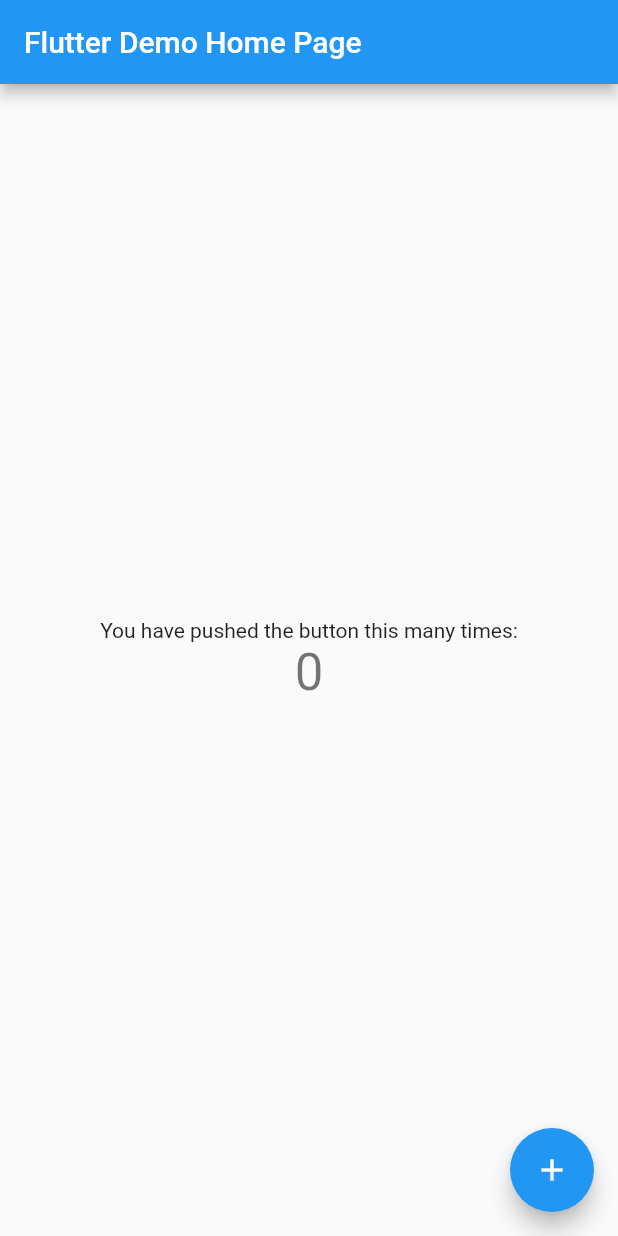
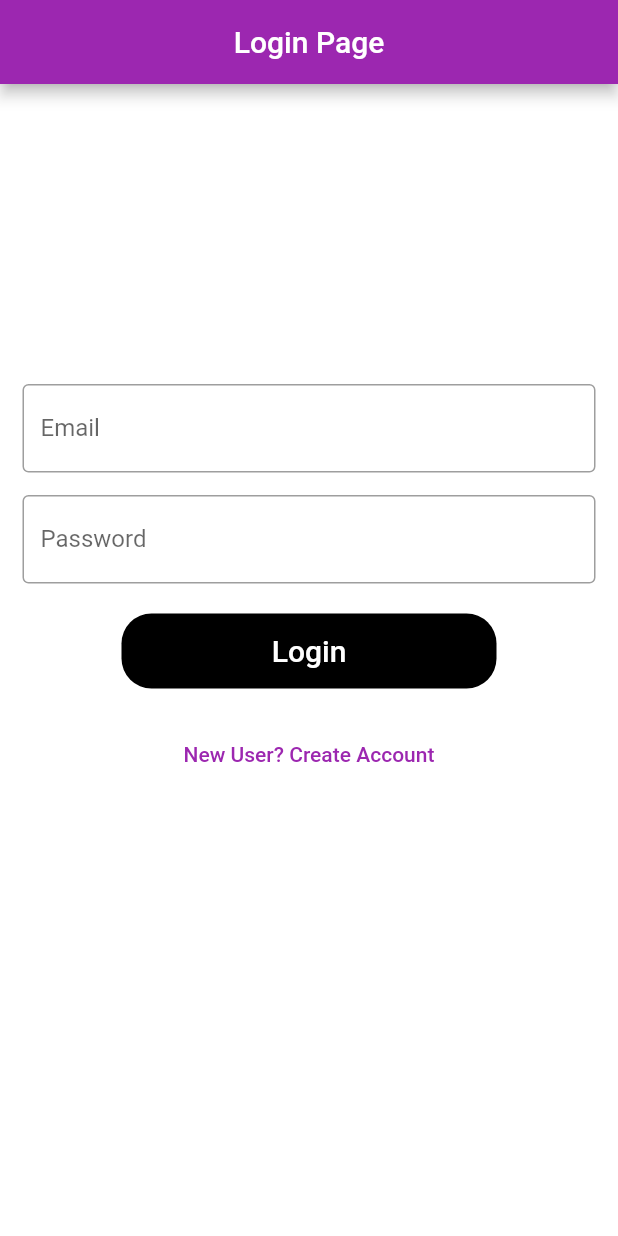
Before and after one commit to Soumik-Roy/Supabase-Auth-App, a Flutter app: the screen it shows after launch, on a phone screen of 412 x 824 dp. Run offline on Flutter 3.47's test engine with Material 2 defaults, Android fonts, the phone set to English and light mode, and no system bars; our stand-ins replace supabase, supabase_flutter; accounts and stored records are empty.

Commit message:
adds login signup functionality

```diff
--- /dev/null
+++ b/lib/Screens/authentication/login.dart
@@ -0,0 +1,118 @@
+import 'package:flutter/material.dart';
+import 'package:supabase_auth/Utils/supabase_service.dart';
+import 'signup.dart';
+
+class LoginScreen extends StatefulWidget {
+  const LoginScreen({Key? key}) : super(key: key);
+
+  @override
+  State<LoginScreen> createState() => _LoginScreenState();
+}
+
+class _LoginScreenState extends State<LoginScreen> {
+  final _supabaseClient = SupabaseManager();
+  final _emailController = TextEditingController();
+  final _passwordController = TextEditingController();
+  final _formKey = GlobalKey<FormState>();
+
+  @override
+  void dispose() {
+    _emailController.dispose();
+    _passwordController.dispose();
+    super.dispose();
+  }
+
+  @override
+  Widget build(BuildContext context) {
+    return Scaffold(
+      backgroundColor: Colors.white,
+      resizeToAvoidBottomInset: true,
+      appBar: AppBar(
+        centerTitle: true,
+        backgroundColor: Colors.purple,
+        title: const Text("Login Page"),
+      ),
+      body: SingleChildScrollView(
+        child: Form(
+          key: _formKey,
+          child: Column(
+            children: <Widget>[
+              const SizedBox(
+                height: 200,
+              ),
+              Padding(
+                padding: const EdgeInsets.symmetric(horizontal: 15),
+                child: TextFormField(
+                  controller: _emailController,
+                  decoration: const InputDecoration(
+                      border: OutlineInputBorder(),
+                      labelText: 'Email',
+                      hintText: 'Enter a valid email'),
+                  validator: (String? value) {
+                    if (value!.isEmpty || !value.contains('@')) {
+                      return 'Email is not valid';
+                    }
+                  },
+                ),
+              ),
+              Padding(
+                padding: const EdgeInsets.only(
+                    left: 15.0, right: 15.0, top: 15, bottom: 0),
+                //padding: EdgeInsets.symmetric(horizontal: 15),
+                child: TextFormField(
+                  controller: _passwordController,
+                  obscureText: true,
+                  decoration: const InputDecoration(
+                      border: OutlineInputBorder(),
+                      labelText: 'Password',
+                      hintText: 'Enter secure password'),
+                  validator: (String? value) {
+                    if (value!.isEmpty) {
+                      return 'Invalid password';
+                    }
+                  },
+                ),
+              ),
+              const SizedBox(height: 20,),
+              Container(
+                height: 50,
+                width: 250,
+                decoration: BoxDecoration(
+                    color: Colors.black,
+                    borderRadius: BorderRadius.circular(20)),
+                child: TextButton(
+                  onPressed: () {
+                    if (_formKey.currentState!.validate()) {
+                      _supabaseClient.logInUser(context,
+                          email: _emailController.text,
+                          password: _passwordController.text);}
+                  },
+                  child: const Text(
+                    'Login',
+                    style: TextStyle(color: Colors.white, fontSize: 20),
+                  ),
+                ),
+              ),
+              const SizedBox(
+                height: 20,
+              ),
+              TextButton(
+                  onPressed: () {
+                    Navigator.pushReplacement(
+                        context,
+                        MaterialPageRoute(
+                            builder: (_) => const SignupScreen()
+                        )
+                    );
+                  },
+                  child: const Text('New User? Create Account')),
+              const SizedBox(
+                height: 30,
+              ),
+            ],
+          ),
+        ),
+      ),
+    );
+  }
+}
--- /dev/null
+++ b/lib/Utils/supabase_service.dart
@@ -0,0 +1,99 @@
+import 'package:flutter/material.dart';
+import 'package:supabase/supabase.dart';
+import 'package:supabase_flutter/supabase_flutter.dart';
+
+import '../constants.dart';
+
+final SupabaseCredentials credentials = SupabaseCredentials();
+
+class SupabaseManager {
+  final client = Supabase.instance.client;
+
+
+  Future<void> signUpUser(context, {required String email,required String password, required String name}) async {
+    debugPrint("email:$email password:$password");
+    Map<String, String> data = {
+      'email' : email,
+      'full_name' : name,
+      'updated_at': DateTime.now().toIso8601String(),
+    };
+
+    try{
+      final result = await client.auth.signUp(email: email, password: password, data: data);
+      // debugPrint(result.user?.toJson().toString());
+
+      if (result.user != null) {
+        ScaffoldMessenger.of(context).showSnackBar(const SnackBar(
+          content: Text(
+            'Registration Successful',
+          ),
+          backgroundColor: Colors.green,
+        ));
+        Navigator.pushReplacementNamed(context, '/login');
+      }
+      else {
+        debugPrint('error while signup');
+        ScaffoldMessenger.of(context).showSnackBar(const SnackBar(
+          content: Text(
+            'Registration Error',
+          ),
+          backgroundColor: Colors.red,
+        ));
+      }
+    }
+    on AuthException catch(error){
+      debugPrint(error.toString());
+      ScaffoldMessenger.of(context).showSnackBar(SnackBar(
+        content: Text(
+          error.message,
+        ),
+        backgroundColor: Colors.red,
+      ));
+    }
+
+  }
+
+  Future<void> logInUser(context, {required String email,required String password}) async {
+    debugPrint("email:$email password:$password");
+    try {
+      final result = await client.auth.signInWithPassword(email: email, password: password);
+      // debugPrint(result.user?.toJson().toString());
+
+      if (result.user != null) {
+        ScaffoldMessenger.of(context).showSnackBar(const SnackBar(
+          content: Text(
+            'Login Successful',
+          ),
+          backgroundColor: Colors.green,
+        ));
+        Navigator.pushReplacementNamed(context, '/home');
+      }
+      else {
+        debugPrint('error while login');
+        ScaffoldMessenger.of(context).showSnackBar(const SnackBar(
+          content: Text(
+            'Login Error',
+            style: TextStyle(backgroundColor: Colors.white),
+          ),
+          backgroundColor: Colors.red,
+        ));
+      }
+    }
+    on AuthException catch(error){
+      debugPrint('error while login');
+      ScaffoldMessenger.of(context).showSnackBar(SnackBar(
+        content: Text(
+          error.message,
+        ),
+        backgroundColor: Colors.red,
+      ));
+    }
+
+  }
+
+
+  Future<void> logout (context)async{
+    await client.auth.signOut();
+    Navigator.pushReplacementNamed(context, '/login');
+  }
+}
--- a/lib/main.dart
+++ b/lib/main.dart
@@ -1,115 +1,43 @@
 import 'package:flutter/material.dart';
+import 'package:supabase_auth/Screens/authentication/login.dart';
+import 'package:supabase_auth/Screens/authentication/signup.dart';
+import 'package:supabase_auth/Screens/homepage.dart';
+import 'package:supabase_auth/Screens/startup/splash_screen.dart';
+import 'package:supabase_auth/constants.dart';
+import 'package:supabase_flutter/supabase_flutter.dart';
 
-void main() {
+Future<void> main() async{
+  WidgetsFlutterBinding.ensureInitialized();
+  final credentials = SupabaseCredentials();
+
+  await Supabase.initialize(
+    url: credentials.projectURL,
+    anonKey: credentials.anonKey,
+  );
+
   runApp(const MyApp());
 }
 
 class MyApp extends StatelessWidget {
-  const MyApp({super.key});
+  const MyApp({Key? key}) : super(key: key);
 
   // This widget is the root of your application.
   @override
   Widget build(BuildContext context) {
     return MaterialApp(
-      title: 'Flutter Demo',
+      title: 'Supabase Demo Auth App',
+      debugShowCheckedModeBanner: false,
+      initialRoute: 'splash',
+      routes: {
+        'splash': (_) => const SplashScreen(),
+        '/signup': (_) => const SignupScreen(),
+        '/login': (_) => const LoginScreen(),
+        '/home': (_) => const HomePage(),
+      },
       theme: ThemeData(
-        // This is the theme of your application.
-        //
-        // Try running your application with "flutter run". You'll see the
-        // application has a blue toolbar. Then, without quitting the app, try
-        // changing the primarySwatch below to Colors.green and then invoke
-        // "hot reload" (press "r" in the console where you ran "flutter run",
-        // or simply save your changes to "hot reload" in a Flutter IDE).
-        // Notice that the counter didn't reset back to zero; the application
-        // is not restarted.
-        primarySwatch: Colors.blue,
+        primarySwatch: Colors.purple,
       ),
-      home: const MyHomePage(title: 'Flutter Demo Home Page'),
+      home: const SplashScreen(),
     );
   }
 }
-
-class MyHomePage extends StatefulWidget {
-  const MyHomePage({super.key, required this.title});
-
-  // This widget is the home page of your application. It is stateful, meaning
-  // that it has a State object (defined below) that contains fields that affect
-  // how it looks.
-
-  // This class is the configuration for the state. It holds the values (in this
-  // case the title) provided by the parent (in this case the App widget) and
-  // used by the build method of the State. Fields in a Widget subclass are
-  // always marked "final".
-
-  final String title;
-
-  @override
-  State<MyHomePage> createState() => _MyHomePageState();
-}
-
-class _MyHomePageState extends State<MyHomePage> {
-  int _counter = 0;
-
-  void _incrementCounter() {
-    setState(() {
-      // This call to setState tells the Flutter framework that something has
-      // changed in this State, which causes it to rerun the build method below
-      // so that the display can reflect the updated values. If we changed
-      // _counter without calling setState(), then the build method would not be
-      // called again, and so nothing would appear to happen.
-      _counter++;
-    });
-  }
-
-  @override
-  Widget build(BuildContext context) {
-    // This method is rerun every time setState is called, for instance as done
-    // by the _incrementCounter method above.
-    //
-    // The Flutter framework has been optimized to make rerunning build methods
-    // fast, so that you can just rebuild anything that needs updating rather
-    // than having to individually change instances of widgets.
-    return Scaffold(
-      appBar: AppBar(
-        // Here we take the value from the MyHomePage object that was created by
-        // the App.build method, and use it to set our appbar title.
-        title: Text(widget.title),
-      ),
-      body: Center(
-        // Center is a layout widget. It takes a single child and positions it
-        // in the middle of the parent.
-        child: Column(
-          // Column is also a layout widget. It takes a list of children and
-          // arranges them vertically. By default, it sizes itself to fit its
-          // children horizontally, and tries to be as tall as its parent.
-          //
-          // Invoke "debug painting" (press "p" in the console, choose the
-          // "Toggle Debug Paint" action from the Flutter Inspector in Android
-          // Studio, or the "Toggle Debug Paint" command in Visual Studio Code)
-          // to see the wireframe for each widget.
-          //
-          // Column has various properties to control how it sizes itself and
-          // how it positions its children. Here we use mainAxisAlignment to
-          // center the children vertically; the main axis here is the vertical
-          // axis because Columns are vertical (the cross axis would be
-          // horizontal).
-          mainAxisAlignment: MainAxisAlignment.center,
-          children: <Widget>[
-            const Text(
-              'You have pushed the button this many times:',
-            ),
-            Text(
-              '$_counter',
-              style: Theme.of(context).textTheme.headlineMedium,
-            ),
-          ],
-        ),
-      ),
-      floatingActionButton: FloatingActionButton(
-        onPressed: _incrementCounter,
-        tooltip: 'Increment',
-        child: const Icon(Icons.add),
-      ), // This trailing comma makes auto-formatting nicer for build methods.
-    );
-  }
-}
--- a/pubspec.yaml
+++ b/pubspec.yaml
@@ -36,6 +36,7 @@ dependencies:
   # The following adds the Cupertino Icons font to your application.
   # Use with the CupertinoIcons class for iOS style icons.
   cupertino_icons: ^1.0.2
+  supabase_flutter: ^1.0.0
 
 dev_dependencies:
   flutter_test:
```
Also changed, not shown: lib/Screens/authentication/signup.dart (added, +134 -0 lines), lib/Screens/homepage.dart (added, +57 -0 lines), lib/Screens/startup/splash_screen.dart (added, +53 -0 lines), lib/constants.dart (+22 -2 lines), pubspec.lock, 2 other files.
